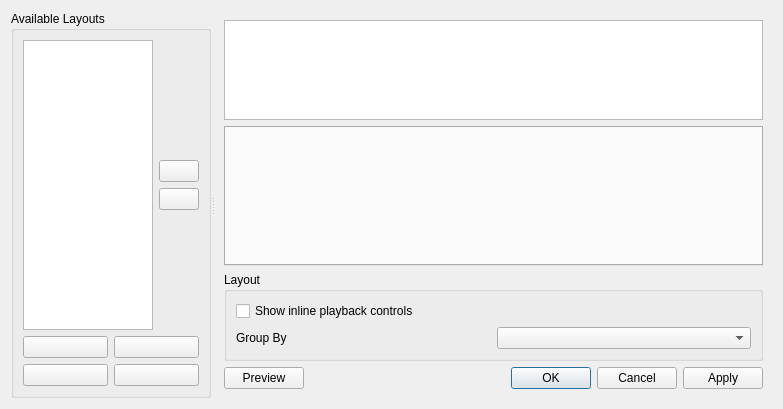
First picture: the form in src/playlist/layouts/PlaylistLayoutEditDialog.ui, repository netrunner-debian-kde-extras/amarok, before the edit.
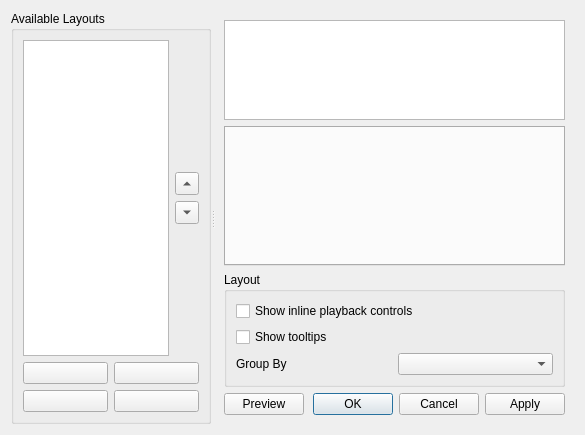
Second picture: the form after the edit. Custom widgets are drawn as their Qt base class.

```diff
--- a/src/playlist/layouts/PlaylistLayoutEditDialog.ui
+++ b/src/playlist/layouts/PlaylistLayoutEditDialog.ui
@@ -6,8 +6,8 @@
    <rect>
     <x>0</x>
     <y>0</y>
-    <width>783</width>
-    <height>391</height>
+    <width>585</width>
+    <height>423</height>
    </rect>
   </property>
   <property name="sizePolicy">
@@ -97,25 +97,28 @@
             </spacer>
            </item>
            <item>
-            <widget class="KArrowButton" name="moveUpButton">
+            <widget class="QToolButton" name="moveUpButton">
              <property name="sizePolicy">
               <sizepolicy hsizetype="Fixed" vsizetype="Fixed">
                <horstretch>0</horstretch>
                <verstretch>0</verstretch>
               </sizepolicy>
              </property>
+             <property name="arrowType">
+              <enum>Qt::UpArrow</enum>
+             </property>
             </widget>
            </item>
            <item>
-            <widget class="KArrowButton" name="moveDownButton">
+            <widget class="QToolButton" name="moveDownButton">
              <property name="sizePolicy">
               <sizepolicy hsizetype="Fixed" vsizetype="Fixed">
                <horstretch>0</horstretch>
                <verstretch>0</verstretch>
               </sizepolicy>
              </property>
-             <property name="arrowType" stdset="0">
-              <number>2</number>
+             <property name="arrowType">
+              <enum>Qt::DownArrow</enum>
              </property>
             </widget>
            </item>
@@ -298,7 +301,7 @@
             </property>
            </widget>
           </item>
-          <item row="1" column="0">
+          <item row="2" column="0">
            <layout class="QHBoxLayout" name="horizontalLayout">
             <property name="bottomMargin">
              <number>0</number>
@@ -315,6 +318,13 @@
             </item>
            </layout>
           </item>
+          <item row="1" column="0">
+           <widget class="QCheckBox" name="tooltipsCheckbox">
+            <property name="text">
+             <string>Show tooltips</string>
+            </property>
+           </widget>
+          </item>
          </layout>
         </widget>
        </item>
@@ -359,11 +369,6 @@
   </layout>
  </widget>
  <customwidgets>
-  <customwidget>
-   <class>KArrowButton</class>
-   <extends>QPushButton</extends>
-   <header>karrowbutton.h</header>
-  </customwidget>
   <customwidget>
    <class>KPushButton</class>
    <extends>QPushButton</extends>
```
Left out of the diff: 2 changed lines with no effect on the pictures.
